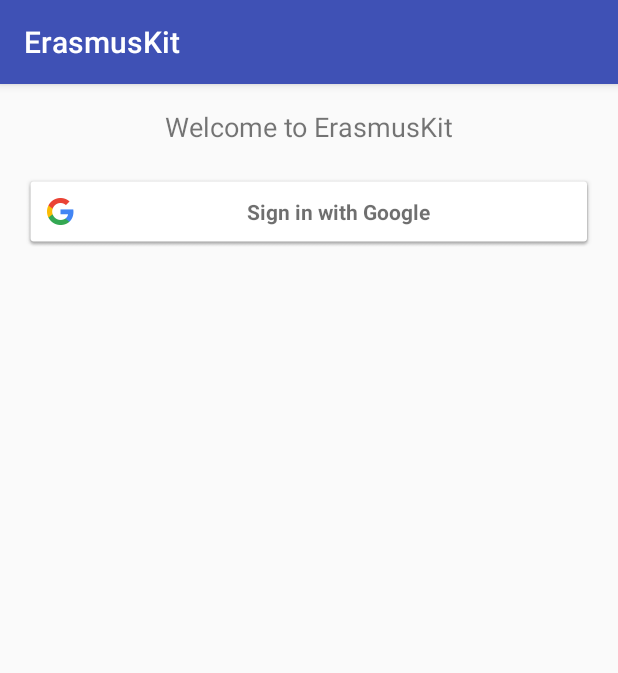
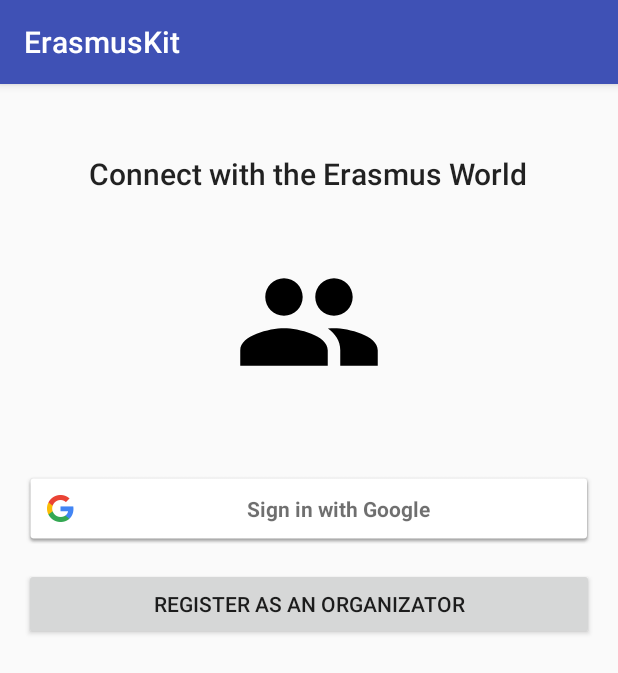
Before and after one commit to neseleznev/ErasmusKit, an Android app: the screen it shows after launch (LoginActivity), on a phone screen of 412 x 824 dp. Shown: the top 673 px of the screen. Run offline under Robolectric (Android 15) with nearby library versions, the phone set to English and light mode, and no system bars; our stand-ins replace Firebase (no records; nobody signed in at launch, a user with empty details on screens opened directly).

Commit message:
Improved login screen

```diff
--- a/app/build.gradle
+++ b/app/build.gradle
@@ -10,6 +10,7 @@
         versionCode 1
         versionName "1.0"
         testInstrumentationRunner "android.support.test.runner.AndroidJUnitRunner"
+        vectorDrawables.useSupportLibrary = true
     }
     buildTypes {
         release {
--- a/app/src/main/java/com/cooldevs/erasmuskit/LoginActivity.java
+++ b/app/src/main/java/com/cooldevs/erasmuskit/LoginActivity.java
@@ -93,11 +93,6 @@
         }
     }
 
-    private void signIn() {
-        Intent signInIntent = Auth.GoogleSignInApi.getSignInIntent(mGoogleApiClient);
-        startActivityForResult(signInIntent, RC_SIGN_IN);
-    }
-
     @Override
     public void onActivityResult(int requestCode, int resultCode, Intent data) {
         super.onActivityResult(requestCode, resultCode, data);
@@ -114,6 +109,11 @@
                 Log.d(TAG, "Google Sign In failed");
             }
         }
+    }
+
+    private void signIn() {
+        Intent signInIntent = Auth.GoogleSignInApi.getSignInIntent(mGoogleApiClient);
+        startActivityForResult(signInIntent, RC_SIGN_IN);
     }
 
     private void firebaseAuthWithGoogle(GoogleSignInAccount acct) {
--- a/app/src/main/java/com/cooldevs/erasmuskit/MainActivity.java
+++ b/app/src/main/java/com/cooldevs/erasmuskit/MainActivity.java
@@ -32,10 +32,7 @@
             @Override
             public void onAuthStateChanged(@NonNull FirebaseAuth firebaseAuth) {
                 FirebaseUser user = firebaseAuth.getCurrentUser();
-                if (user != null) {
-                    // User is signed in
-                    Log.d(TAG, "onAuthStateChanged:signed_in:" + user.getUid());
-                } else {
+                if (user == null)  {
                     // User is signed out
                     Log.d(TAG, "onAuthStateChanged:signed_out");
                     startActivity(new Intent(MainActivity.this, LoginActivity.class));
--- /dev/null
+++ b/app/src/main/res/drawable/ic_people_black_24dp.xml
@@ -0,0 +1,9 @@
+<vector xmlns:android="http://schemas.android.com/apk/res/android"
+        android:width="24dp"
+        android:height="24dp"
+        android:viewportWidth="24.0"
+        android:viewportHeight="24.0">
+    <path
+        android:fillColor="#FF000000"
+        android:pathData="M16,11c1.66,0 2.99,-1.34 2.99,-3S17.66,5 16,5c-1.66,0 -3,1.34 -3,3s1.34,3 3,3zM8,11c1.66,0 2.99,-1.34 2.99,-3S9.66,5 8,5C6.34,5 5,6.34 5,8s1.34,3 3,3zM8,13c-2.33,0 -7,1.17 -7,3.5L1,19h14v-2.5c0,-2.33 -4.67,-3.5 -7,-3.5zM16,13c-0.29,0 -0.62,0.02 -0.97,0.05 1.16,0.84 1.97,1.97 1.97,3.45L17,19h6v-2.5c0,-2.33 -4.67,-3.5 -7,-3.5z"/>
+</vector>
--- a/app/src/main/res/layout/activity_login.xml
+++ b/app/src/main/res/layout/activity_login.xml
@@ -12,22 +12,48 @@
     android:paddingTop="@dimen/activity_vertical_margin"
     tools:context="com.cooldevs.erasmuskit.LoginActivity">
 
+    <LinearLayout
+        android:layout_width="match_parent"
+        android:layout_height="wrap_content"
+        android:orientation="vertical"
+        android:layout_marginTop="30dp"
+        android:gravity="center"
+        android:layout_alignParentTop="true"
+        android:layout_alignParentLeft="true"
+        android:layout_alignParentStart="true"
+        android:id="@+id/linearLayout">
+
         <TextView
             android:layout_width="wrap_content"
             android:layout_height="wrap_content"
-        android:id="@+id/header_text"
-        android:textSize="18sp"
+            android:gravity="center_horizontal"
+            style="@style/TextAppearance.AppCompat.Body2"
+            android:textSize="20sp"
             android:layout_marginBottom="20dp"
-        android:text="@string/header_text"
-        android:layout_centerHorizontal="true"/>
+            android:text="@string/header_text"/>
+
+        <ImageView
+            android:id="@+id/imageView"
+            android:layout_width="100dp"
+            android:layout_height="100dp"
+            android:layout_marginTop="15dp"
+            android:layout_marginBottom="50dp"
+            app:srcCompat="@drawable/ic_people_black_24dp"/>
 
         <com.google.android.gms.common.SignInButton
             android:id="@+id/google_sign_in_button"
             app:buttonSize="wide"
             android:layout_width="match_parent"
+            android:layout_height="wrap_content"/>
+
+        <Button
+            android:id="@+id/register_button"
+            android:layout_width="match_parent"
             android:layout_height="wrap_content"
-        android:layout_gravity="center_horizontal"
-        android:layout_below="@+id/header_text"
-        android:layout_marginBottom="15dp"/>
+            android:layout_marginTop="15dp"
+            android:text="@string/register_button_text"/>
+
+    </LinearLayout>
+
 
 </RelativeLayout>
--- a/app/src/main/res/values/strings.xml
+++ b/app/src/main/res/values/strings.xml
@@ -2,8 +2,9 @@
     <string name="app_name">ErasmusKit</string>
     <string name="title_activity_login">LoginActivity</string>
 
-    <string name="header_text">Welcome to ErasmusKit</string>
+    <string name="header_text">Connect with the Erasmus World</string>
     <string name="welcome_text">Thanks for logging in, %1$s</string>
     <string name="action_logout">Logout</string>
+    <string name="register_button_text">Register as an organizator</string>
 
 </resources>
--- a/build.gradle
+++ b/build.gradle
@@ -5,7 +5,7 @@
         jcenter()
     }
     dependencies {
-        classpath 'com.android.tools.build:gradle:2.2.3'
+        classpath 'com.android.tools.build:gradle:2.3.0'
         classpath 'com.google.gms:google-services:3.0.0'
 
         // NOTE: Do not place your application dependencies here; they belong
```
Also changed, not shown: gradle/wrapper/gradle-wrapper.properties. Lines whose indentation alone changed are shown as unchanged.
